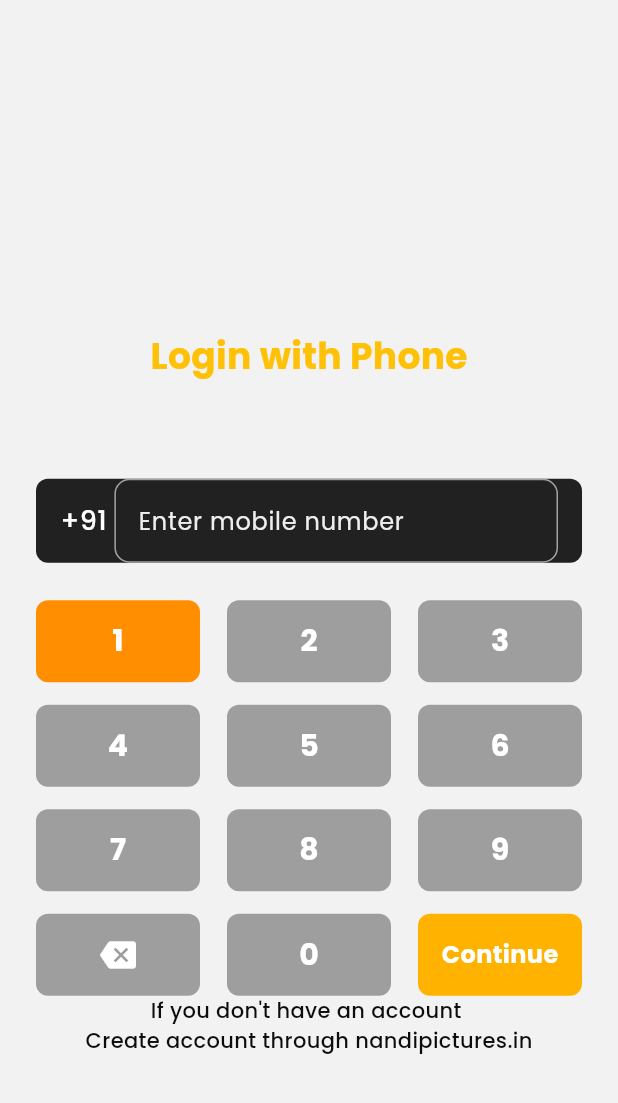
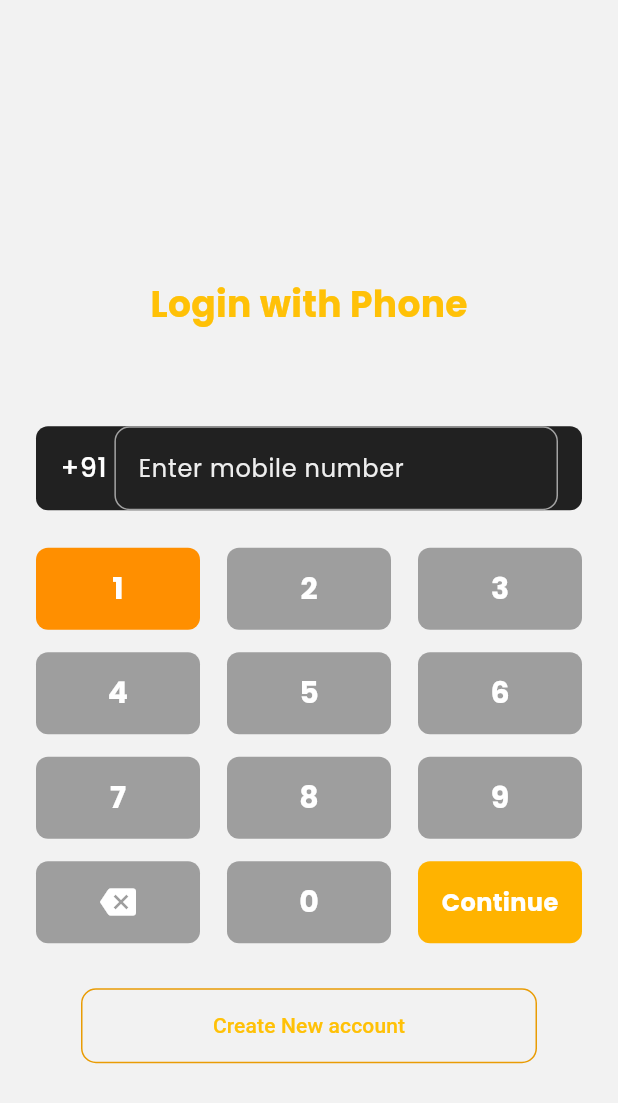
Before and after one commit to Webscicle-Technology-Solution/nandi_app_production, a Flutter app: the screen it shows after launch, item 2 of the bottom bar chosen, after a tap on "Login", on a phone screen of 412 x 824 dp. Shown: the top 1103 px of the screen. Run offline on Flutter 3.47's test engine with Material 3 defaults, Android fonts, the phone set to English and light mode, and no system bars; our stand-ins replace better_player, better_player_plus, connectivity_plus, device_info_plus, dio, equatable and 13 more; missing offline and left inert: telephony; accounts and stored records are empty; network calls fail.

Commit message:
the login page create account was missing from andriod added that

```diff
--- a/lib/features/auth/page/loginpage_tv.dart
+++ b/lib/features/auth/page/loginpage_tv.dart
@@ -711,14 +711,13 @@ class _LoginScreenState extends ConsumerState<LoginScreen> {
                                     },
                                   ),
                                   if (isTv == false && _isOtpSent == false)
-                                    isIos
-                                        ? Container(
+                                    Container(
                                             margin: const EdgeInsets.symmetric(
                                                 horizontal: 30, vertical: 30),
                                             width: double.infinity,
                                             height: 50,
                                             child: TextButton(
-                                              onPressed: () {
+                                              onPressed: isIos?() {
                                                 showDialog(
                                                   context: context,
                                                   builder: (context) =>
@@ -755,7 +754,14 @@ class _LoginScreenState extends ConsumerState<LoginScreen> {
                                                     ],
                                                   ),
                                                 );
-                                              },
+                                              }:(){
+                                          Navigator.of(context).push(
+                                            MaterialPageRoute(
+                                              builder: (context) =>
+                                                  const SignupPage(),
+                                            ),
+                                          );
+                                        },
                                               style: ElevatedButton.styleFrom(
                                                 backgroundColor:
                                                     Colors.transparent,
@@ -774,18 +780,6 @@ class _LoginScreenState extends ConsumerState<LoginScreen> {
                                               ),
                                             ),
                                           )
-                                        : const Column(
-                                            mainAxisAlignment:
-                                                MainAxisAlignment.center,
-                                            crossAxisAlignment:
-                                                CrossAxisAlignment.center,
-                                            children: [
-                                              Text(
-                                                  "If you don't have an account "),
-                                              Text(
-                                                  "Create account through nandipictures.in"),
-                                            ],
-                                          )
                                 ],
                               ),
                             ),
```
